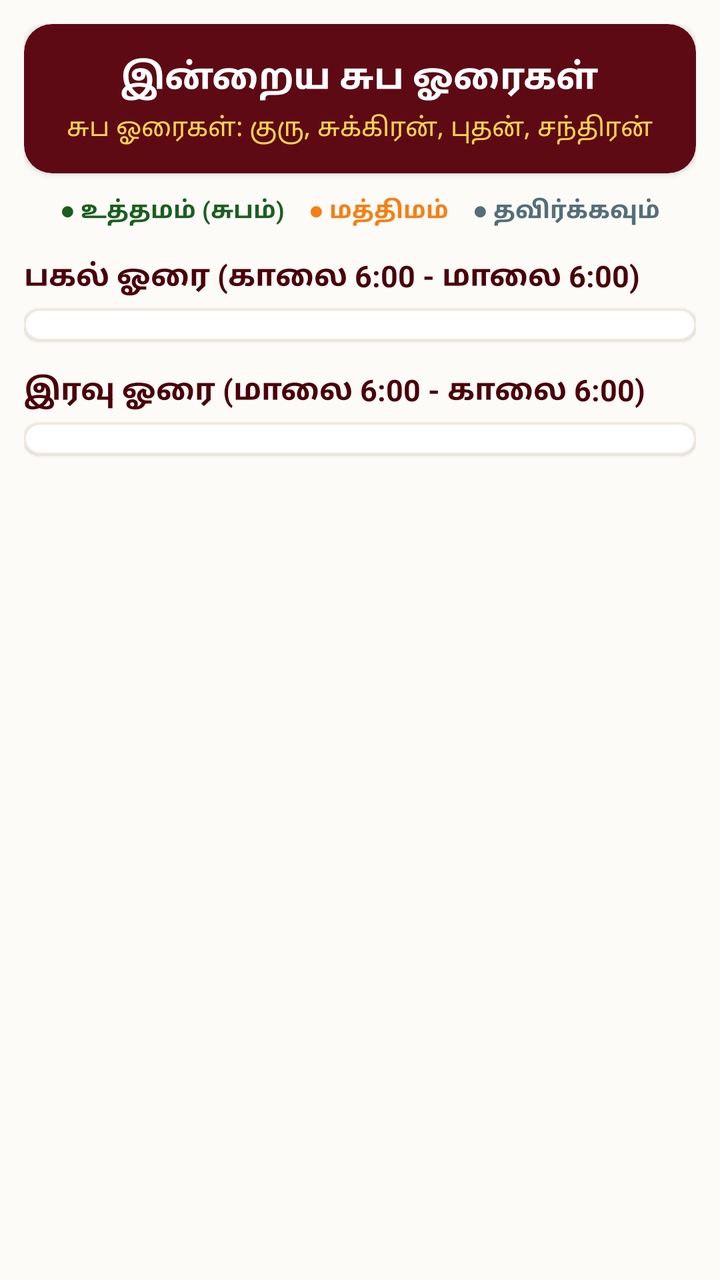
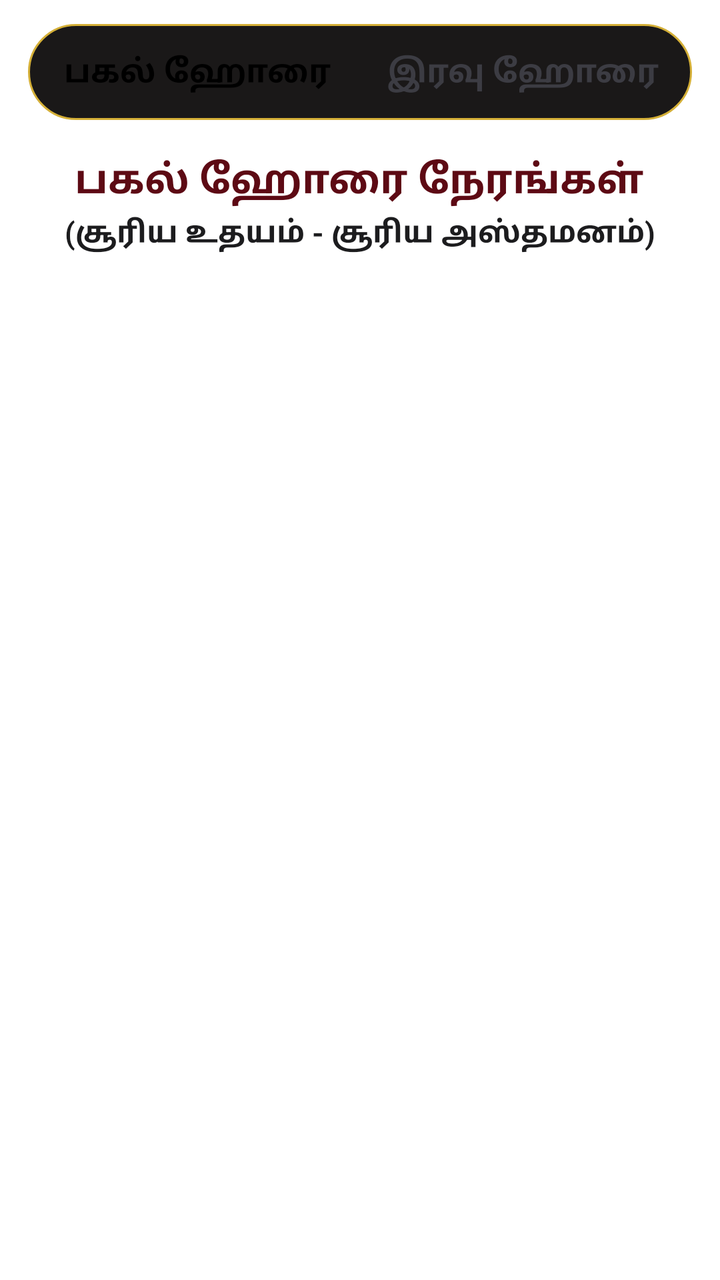

Before-and-after screenshots of an Android layout around one commit, followed by the original layout XML and the change that was made.
<!-- AndroidManifest.xml: application theme Theme.MaterialComponents.DayNight.NoActionBar -->
<!-- res/layout/fragment_horai.xml -->
<?xml version="1.0" encoding="utf-8"?>
<androidx.core.widget.NestedScrollView 
    xmlns:android="http://schemas.android.com/apk/res/android"
    xmlns:app="http://schemas.android.com/apk/res-auto"
    android:layout_width="match_parent"
    android:layout_height="match_parent"
    android:fillViewport="true"
    android:background="@color/app_background_cream">

    <LinearLayout
        android:layout_width="match_parent"
        android:layout_height="wrap_content"
        android:orientation="vertical"
        android:padding="12dp">

        
        <com.google.android.material.card.MaterialCardView
            android:layout_width="match_parent"
            android:layout_height="wrap_content"
            app:cardCornerRadius="14dp"
            app:cardElevation="2dp"
            app:cardBackgroundColor="@color/crimson_card_bg">

            <LinearLayout
                android:layout_width="match_parent"
                android:layout_height="wrap_content"
                android:orientation="vertical"
                android:padding="14dp"
                android:gravity="center">

                <TextView
                    android:id="@+id/tv_horai_day_title"
                    android:layout_width="wrap_content"
                    android:layout_height="wrap_content"
                    android:text="இன்றைய சுப ஓரைகள்"
                    android:textSize="18sp"
                    android:textStyle="bold"
                    android:textColor="@color/text_white" />

                <TextView
                    android:id="@+id/tv_current_horai_status"
                    android:layout_width="wrap_content"
                    android:layout_height="wrap_content"
                    android:layout_marginTop="4dp"
                    android:text="சுப ஓரைகள்: குரு, சுக்கிரன், புதன், சந்திரன்"
                    android:textSize="13sp"
                    android:textColor="#FFD54F" />
            </LinearLayout>
        </com.google.android.material.card.MaterialCardView>

        
        <LinearLayout
            android:layout_width="match_parent"
            android:layout_height="wrap_content"
            android:layout_marginTop="10dp"
            android:orientation="horizontal"
            android:gravity="center">

            <TextView
                android:layout_width="wrap_content"
                android:layout_height="wrap_content"
                android:text="● உத்தமம் (சுபம்)"
                android:textSize="12sp"
                android:textStyle="bold"
                android:textColor="@color/horai_good_text"
                android:layout_marginEnd="12dp" />

            <TextView
                android:layout_width="wrap_content"
                android:layout_height="wrap_content"
                android:text="● மத்திமம்"
                android:textSize="12sp"
                android:textStyle="bold"
                android:textColor="@color/horai_medium_text"
                android:layout_marginEnd="12dp" />

            <TextView
                android:layout_width="wrap_content"
                android:layout_height="wrap_content"
                android:text="● தவிர்க்கவும்"
                android:textSize="12sp"
                android:textStyle="bold"
                android:textColor="@color/horai_avoid_text" />
        </LinearLayout>

        
        <TextView
            android:layout_width="wrap_content"
            android:layout_height="wrap_content"
            android:layout_marginTop="14dp"
            android:layout_marginBottom="6dp"
            android:text="பகல் ஓரை (காலை 6:00 - மாலை 6:00)"
            android:textSize="15sp"
            android:textStyle="bold"
            android:textColor="@color/traditional_maroon" />

        <com.google.android.material.card.MaterialCardView
            android:layout_width="match_parent"
            android:layout_height="wrap_content"
            app:cardCornerRadius="12dp"
            app:cardElevation="1dp"
            app:cardBackgroundColor="@color/card_surface_light"
            app:strokeWidth="1dp"
            app:strokeColor="@color/card_border_subtle">

            <LinearLayout
                android:id="@+id/layout_day_horai_container"
                android:layout_width="match_parent"
                android:layout_height="wrap_content"
                android:orientation="vertical"
                android:padding="8dp" />
        </com.google.android.material.card.MaterialCardView>

        
        <TextView
            android:layout_width="wrap_content"
            android:layout_height="wrap_content"
            android:layout_marginTop="14dp"
            android:layout_marginBottom="6dp"
            android:text="இரவு ஓரை (மாலை 6:00 - காலை 6:00)"
            android:textSize="15sp"
            android:textStyle="bold"
            android:textColor="@color/traditional_maroon" />

        <com.google.android.material.card.MaterialCardView
            android:layout_width="match_parent"
            android:layout_height="wrap_content"
            android:layout_marginBottom="16dp"
            app:cardCornerRadius="12dp"
            app:cardElevation="1dp"
            app:cardBackgroundColor="@color/card_surface_light"
            app:strokeWidth="1dp"
            app:strokeColor="@color/card_border_subtle">

            <LinearLayout
                android:id="@+id/layout_night_horai_container"
                android:layout_width="match_parent"
                android:layout_height="wrap_content"
                android:orientation="vertical"
                android:padding="8dp" />
        </com.google.android.material.card.MaterialCardView>

    </LinearLayout>
</androidx.core.widget.NestedScrollView>
<!-- resources referenced by this layout -->
<resources>
  <color name="app_background_cream">#FDFBF7</color>
  <color name="card_border_subtle">#EFE8DC</color>
  <color name="card_surface_light">#FFFFFF</color>
  <color name="crimson_card_bg">#5D0A14</color>
  <color name="horai_avoid_text">#546E7A</color>
  <color name="horai_good_text">#1B5E20</color>
  <color name="horai_medium_text">#F57F17</color>
  <color name="text_white">#FFFFFF</color>
  <color name="traditional_maroon">#4A000A</color>
</resources>

<!-- the commit's change to res/layout/fragment_horai.xml (unified diff, before → after) -->
@@ -5,140 +5,91 @@
     android:layout_width="match_parent"
     android:layout_height="match_parent"
     android:fillViewport="true"
-    android:background="@color/app_background_cream">
+    android:background="?attr/themeCanvasBackground">
 
     <LinearLayout
         android:layout_width="match_parent"
         android:layout_height="wrap_content"
         android:orientation="vertical"
-        android:padding="12dp">
+        android:paddingHorizontal="14dp"
+        android:paddingTop="12dp"
+        android:paddingBottom="24dp">
 
         
-        <com.google.android.material.card.MaterialCardView
+        <LinearLayout
             android:layout_width="match_parent"
-            android:layout_height="wrap_content"
-            app:cardCornerRadius="14dp"
-            app:cardElevation="2dp"
-            app:cardBackgroundColor="@color/crimson_card_bg">
+            android:layout_height="48dp"
+            android:orientation="horizontal"
+            android:background="@drawable/bg_widget_card"
+            android:padding="3dp">
 
-            <LinearLayout
-                android:layout_width="match_parent"
-                android:layout_height="wrap_content"
-                android:orientation="vertical"
-                android:padding="14dp"
-                android:gravity="center">
+            <TextView
+                android:id="@+id/btn_toggle_day_horai"
+                android:layout_width="0dp"
+                android:layout_height="match_parent"
+                android:layout_weight="1"
+                android:gravity="center"
+                android:background="@drawable/bg_header_btn_ripple"
+                android:text="பகல் ஹோரை"
+                android:textSize="16sp"
+                android:textStyle="bold"
+                android:textColor="#000000" />
 
-                <TextView
-                    android:id="@+id/tv_horai_day_title"
-                    android:layout_width="wrap_content"
-                    android:layout_height="wrap_content"
-                    android:text="இன்றைய சுப ஓரைகள்"
-                    android:textSize="18sp"
-                    android:textStyle="bold"
-                    android:textColor="@color/text_white" />
-
-                <TextView
-                    android:id="@+id/tv_current_horai_status"
-                    android:layout_width="wrap_content"
-                    android:layout_height="wrap_content"
-                    android:layout_marginTop="4dp"
-                    android:text="சுப ஓரைகள்: குரு, சுக்கிரன், புதன், சந்திரன்"
-                    android:textSize="13sp"
-                    android:textColor="#FFD54F" />
-            </LinearLayout>
-        </com.google.android.material.card.MaterialCardView>
+            <TextView
+                android:id="@+id/btn_toggle_night_horai"
+                android:layout_width="0dp"
+                android:layout_height="match_parent"
+                android:layout_weight="1"
+                android:gravity="center"
+                android:text="இரவு ஹோரை"
+                android:textSize="16sp"
+                android:textStyle="bold"
+                android:textColor="#3C3C43" />
+        </LinearLayout>
 
         
         <LinearLayout
             android:layout_width="match_parent"
             android:layout_height="wrap_content"
-            android:layout_marginTop="10dp"
-            android:orientation="horizontal"
-            android:gravity="center">
+            android:orientation="vertical"
+            android:gravity="center"
+            android:layout_marginTop="16dp"
+            android:layout_marginBottom="12dp">
 
             <TextView
+                android:id="@+id/tv_horai_section_title"
                 android:layout_width="wrap_content"
                 android:layout_height="wrap_content"
-                android:text="● உத்தமம் (சுபம்)"
-                android:textSize="12sp"
+                android:text="பகல் ஹோரை நேரங்கள்"
+                android:textSize="20sp"
                 android:textStyle="bold"
-                android:textColor="@color/horai_good_text"
-                android:layout_marginEnd="12dp" />
+                android:textColor="#5D0A14" />
 
             <TextView
+                android:id="@+id/tv_horai_section_subtitle"
                 android:layout_width="wrap_content"
                 android:layout_height="wrap_content"
-                android:text="● மத்திமம்"
-                android:textSize="12sp"
+                android:layout_marginTop="2dp"
+                android:text="(சூரிய உதயம் - சூரிய அஸ்தமனம்)"
+                android:textSize="15sp"
                 android:textStyle="bold"
-                android:textColor="@color/horai_medium_text"
-                android:layout_marginEnd="12dp" />
-
-            <TextView
-                android:layout_width="wrap_content"
-                android:layout_height="wrap_content"
-                android:text="● தவிர்க்கவும்"
-                android:textSize="12sp"
-                android:textStyle="bold"
-                android:textColor="@color/horai_avoid_text" />
+                android:textColor="#1C1C1E" />
         </LinearLayout>
 
         
-        <TextView
-            android:layout_width="wrap_content"
-            android:layout_height="wrap_content"
-            android:layout_marginTop="14dp"
-            android:layout_marginBottom="6dp"
-            android:text="பகல் ஓரை (காலை 6:00 - மாலை 6:00)"
-            android:textSize="15sp"
-            android:textStyle="bold"
-            android:textColor="@color/traditional_maroon" />
-
-        <com.google.android.material.card.MaterialCardView
+        <LinearLayout
+            android:id="@+id/layout_day_horai_container"
             android:layout_width="match_parent"
             android:layout_height="wrap_content"
-            app:cardCornerRadius="12dp"
-            app:cardElevation="1dp"
-            app:cardBackgroundColor="@color/card_surface_light"
-            app:strokeWidth="1dp"
-            app:strokeColor="@color/card_border_subtle">
-
-            <LinearLayout
-                android:id="@+id/layout_day_horai_container"
-                android:layout_width="match_parent"
-                android:layout_height="wrap_content"
-                android:orientation="vertical"
-                android:padding="8dp" />
-        </com.google.android.material.card.MaterialCardView>
+            android:orientation="vertical" />
 
         
-        <TextView
-            android:layout_width="wrap_content"
-            android:layout_height="wrap_content"
-            android:layout_marginTop="14dp"
-            android:layout_marginBottom="6dp"
-            android:text="இரவு ஓரை (மாலை 6:00 - காலை 6:00)"
-            android:textSize="15sp"
-            android:textStyle="bold"
-            android:textColor="@color/traditional_maroon" />
-
-        <com.google.android.material.card.MaterialCardView
+        <LinearLayout
+            android:id="@+id/layout_night_horai_container"
             android:layout_width="match_parent"
             android:layout_height="wrap_content"
-            android:layout_marginBottom="16dp"
-            app:cardCornerRadius="12dp"
-            app:cardElevation="1dp"
-            app:cardBackgroundColor="@color/card_surface_light"
-            app:strokeWidth="1dp"
-            app:strokeColor="@color/card_border_subtle">
-
-            <LinearLayout
-                android:id="@+id/layout_night_horai_container"
-                android:layout_width="match_parent"
-                android:layout_height="wrap_content"
-                android:orientation="vertical"
-                android:padding="8dp" />
-        </com.google.android.material.card.MaterialCardView>
+            android:orientation="vertical"
+            android:visibility="gone" />
 
     </LinearLayout>
 </androidx.core.widget.NestedScrollView>
<!-- resource entries referenced after the edit -->
@@ -1,13 +1,24 @@
 <!-- resources referenced by this layout -->
 <resources>
-  <color name="app_background_cream">#FDFBF7</color>
-  <color name="card_border_subtle">#EFE8DC</color>
-  <color name="card_surface_light">#FFFFFF</color>
-  <color name="crimson_card_bg">#5D0A14</color>
-  <color name="horai_avoid_text">#546E7A</color>
-  <color name="horai_good_text">#1B5E20</color>
-  <color name="horai_medium_text">#F57F17</color>
-  <color name="text_white">#FFFFFF</color>
-  <color name="traditional_maroon">#4A000A</color>
+  <!-- drawable bg_header_btn_ripple (drawable) -->
+  <?xml version="1.0" encoding="utf-8"?>
+  <ripple xmlns:android="http://schemas.android.com/apk/res/android"
+      android:color="#33FFFFFF">
+      <item android:id="@android:id/mask">
+          <shape android:shape="oval">
+              <solid android:color="#FFFFFF" />
+          </shape>
+      </item>
+  </ripple>
+  <!-- drawable bg_widget_card (drawable) -->
+  <?xml version="1.0" encoding="utf-8"?>
+  <shape xmlns:android="http://schemas.android.com/apk/res/android"
+      android:shape="rectangle">
+      <solid android:color="#1A1818" />
+      <corners android:radius="24dp" />
+      <stroke
+          android:width="1dp"
+          android:color="#D4AF37" />
+  </shape>
 </resources>
 
